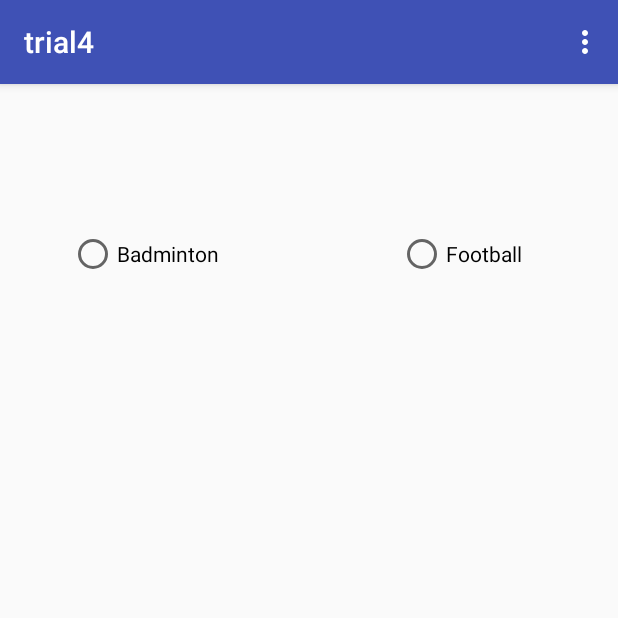
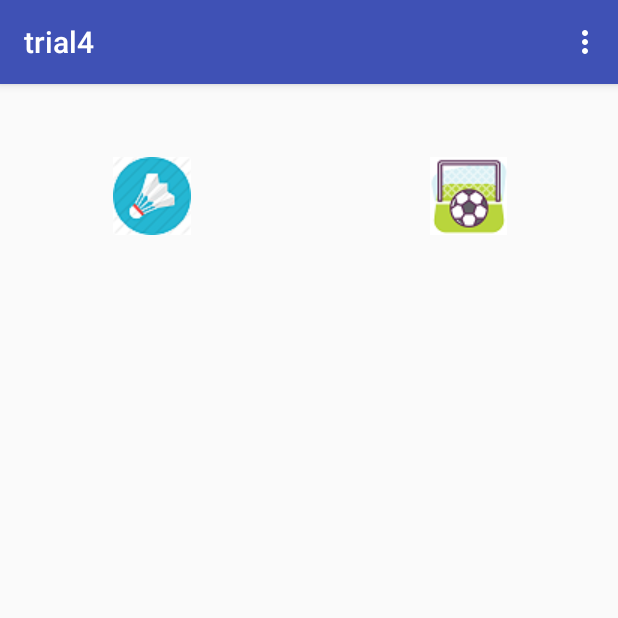
Before and after one commit to himanshu0998/BADFUT, an Android app: the screen it shows after launch once a user with an empty profile is signed in (PostSignUp), on a phone screen of 412 x 824 dp, the top half of it. Run offline under Robolectric (Android 15) with nearby library versions, the phone set to English and light mode, and no system bars; our stand-ins replace Firebase (no records; nobody signed in at launch, a user with empty details on screens opened directly); libraries missing offline, so code that uses them is left out: com.firebase.ui; 4 statements that could not run were skipped.

Commit message:
Add files via upload

```diff
--- a/app/src/main/res/layout/activity_post_sign_up.xml
+++ b/app/src/main/res/layout/activity_post_sign_up.xml
@@ -10,7 +10,7 @@
     <ListView
         android:id="@+id/courtList"
         android:layout_width="match_parent"
-        android:layout_height="350dp"
+        android:layout_height="374dp"
         android:layout_alignParentBottom="true"
         android:layout_alignParentStart="true" />
 
@@ -23,24 +23,24 @@
         android:layout_marginStart="0dp"
         android:layout_marginTop="71dp"-->
 
-    <RadioButton
-        android:id="@+id/foot"
-        android:layout_width="wrap_content"
-        android:layout_height="wrap_content"
+    <ImageButton
+        android:id="@+id/imageButtonF"
+        android:layout_width="51dp"
+        android:layout_height="53dp"
         android:layout_alignParentEnd="true"
         android:layout_alignParentTop="true"
-        android:layout_marginEnd="64dp"
-        android:layout_marginTop="97dp"
-        android:text="Football" />
+        android:layout_marginEnd="74dp"
+        android:layout_marginTop="48dp"
+        app:srcCompat="@drawable/badfootimg3" />
 
-    <RadioButton
-        android:id="@+id/bad"
-        android:layout_width="wrap_content"
-        android:layout_height="wrap_content"
+    <ImageButton
+        android:id="@+id/imageButtonB"
+        android:layout_width="54dp"
+        android:layout_height="53dp"
         android:layout_alignParentStart="true"
-        android:layout_alignTop="@+id/foot"
-        android:layout_marginStart="46dp"
-        android:text="Badminton" />
+        android:layout_alignTop="@+id/imageButtonF"
+        android:layout_marginStart="74dp"
+        app:srcCompat="@drawable/badfootimg1" />
 
 
 </RelativeLayout>
```
